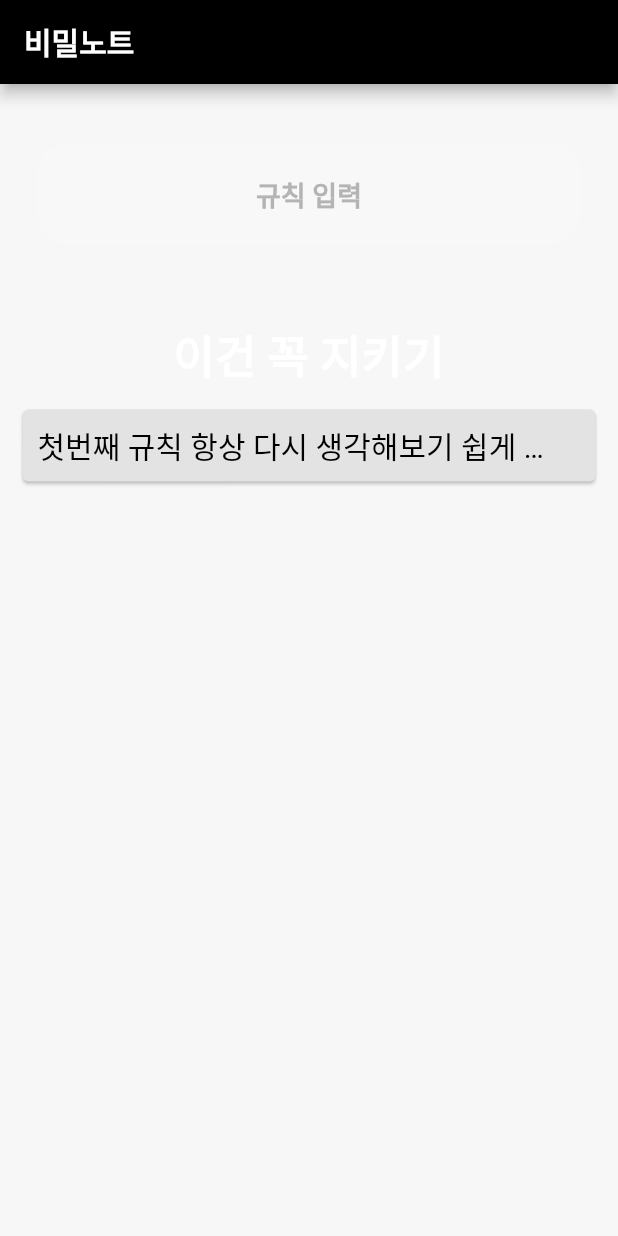
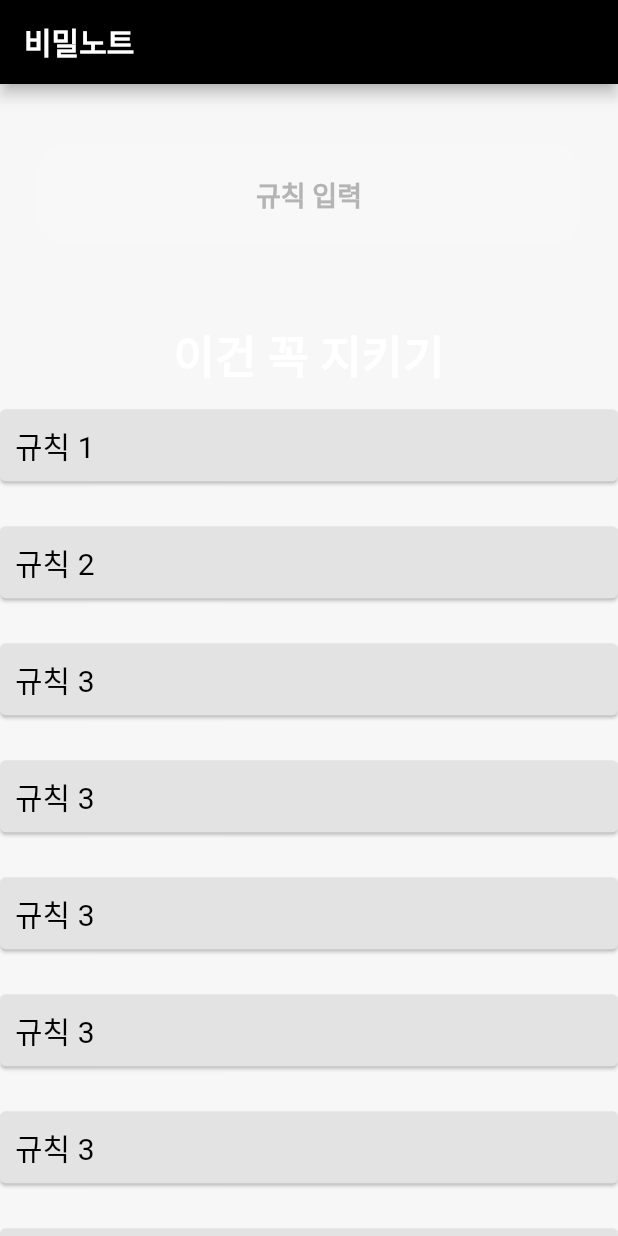
Before and after one commit to ilm0925/flutter-sceret-note, a Flutter app: the screen it shows after launch, on a phone screen of 412 x 824 dp. Run offline on Flutter 3.47's test engine with Material 2 defaults, Android fonts, the phone set to English and light mode, and no system bars; missing offline and left inert: dart:ffi.

Commit message:
스크롤 완성

```diff
--- a/lib/main.dart
+++ b/lib/main.dart
@@ -2,6 +2,7 @@ import 'dart:ui';
 
 import 'package:flutter/material.dart';
 import 'package:secret_note/Rules.dart';
+import 'package:secret_note/test.dart';
 import 'Custom_Widgets.dart';
 
 void main() {
@@ -25,6 +26,13 @@ class _MyAppState extends State<MyApp> {
     RulesMap(DateTime.now(), "규칙 1", 5),
     RulesMap(DateTime.now(), "규칙 2", 5),
     RulesMap(DateTime.now(), "규칙 3", 5),
+    RulesMap(DateTime.now(), "규칙 3", 5),
+    RulesMap(DateTime.now(), "규칙 3", 5),
+    RulesMap(DateTime.now(), "규칙 3", 5),
+    RulesMap(DateTime.now(), "규칙 3", 5),
+    RulesMap(DateTime.now(), "규칙 3", 5),
+    RulesMap(DateTime.now(), "규칙 3", 5),
+    RulesMap(DateTime.now(), "규칙 3", 5),
     RulesMap(DateTime.now(), "규칙 4", 5),
   ];
 
@@ -44,7 +52,8 @@ class _MyAppState extends State<MyApp> {
     return Scaffold(
       backgroundColor: const Color.fromARGB(31, 188, 188, 188),
       appBar: Nav(),
-      body: Column(
+      body: SingleChildScrollView(
+        child: Column(
           crossAxisAlignment: CrossAxisAlignment.center,
           children: [
             const SizedBox(
@@ -97,9 +106,19 @@ class _MyAppState extends State<MyApp> {
             const Text(
               "이건 꼭 지키기",
               style: TextStyle(
-                color: Colors.white, fontWeight: FontWeight.w900, fontSize: 30),
+                  color: Colors.white,
+                  fontWeight: FontWeight.w900,
+                  fontSize: 30),
             ),
-          Card(
+            Column(
+              children: [
+                ListView.builder(
+                    itemCount: Rules.length,
+                    shrinkWrap: true,
+                    physics: const NeverScrollableScrollPhysics(),
+                    scrollDirection: Axis.vertical,
+                    itemBuilder: (c, i) {
+                      return Card(
                         color: Color.fromARGB(255, 227, 227, 227),
                         margin: const EdgeInsets.symmetric(vertical: 15),
                         child: Padding(
@@ -109,18 +128,23 @@ class _MyAppState extends State<MyApp> {
                             child: RichText(
                               overflow: TextOverflow.ellipsis,
                               maxLines: null,
-                    text: const TextSpan(
-                      text: '첫번째 규칙 항상 다시 생각해보기 쉽게 해결할거란걸 기억해라 꼭 시발 좀',
-                      style: TextStyle(
+                              text: TextSpan(
+                                text: Rules[i].description,
+                                style: const TextStyle(
                                   color: Colors.black,
                                   height: 1.4,
                                   fontSize: 20.0,
                                 ),
                               ),
-                  )),
                             ),
+                          ),
+                        ),
+                      );
+                    })
+              ],
             )
           ],
+        ),
       ),
     );
   }
```
Also changed, not shown: lib/test.dart (added, +25 -0 lines). Lines whose indentation alone changed are shown as unchanged.
